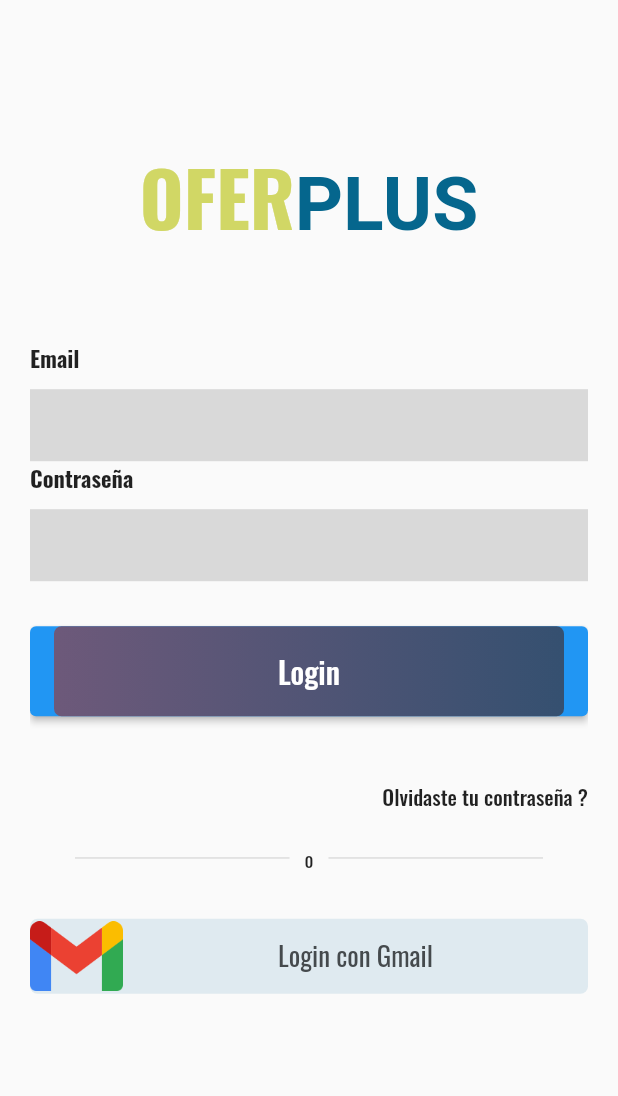
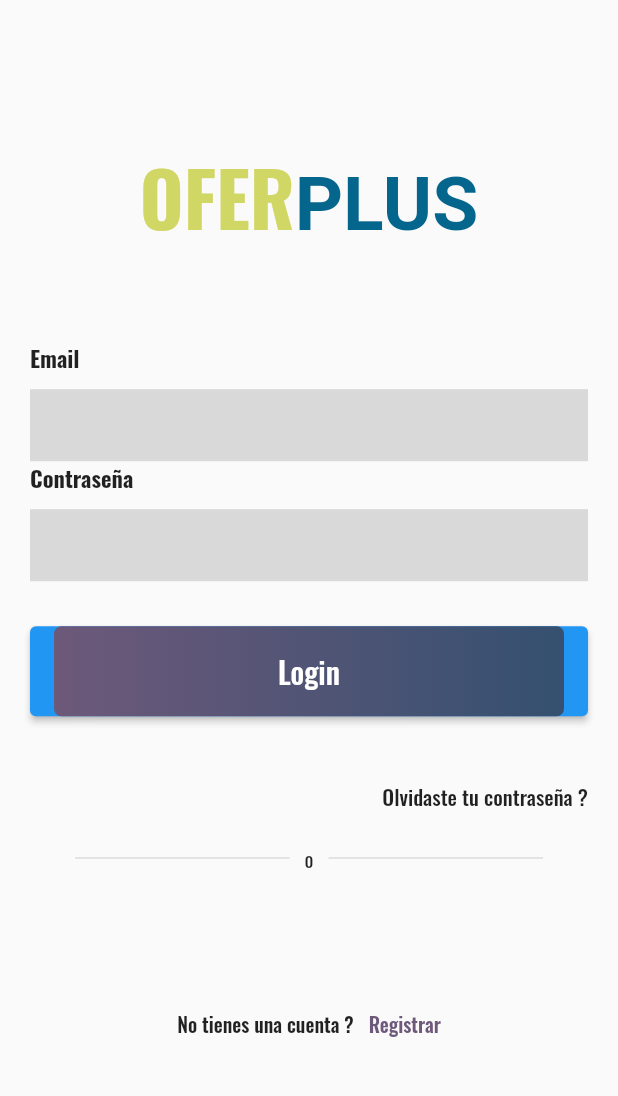
Before and after one commit to InesAlarcon/Market-Basket-Analysis-Application-, a Flutter app: the screen it shows after launch, after a tap on "Login", on a phone screen of 412 x 824 dp, the part 107-1203 px from its top. Run offline on Flutter 3.47's test engine with Material 2 defaults, Android fonts, the phone set to English and light mode, and no system bars; our stand-ins replace firebase_auth, google_fonts; accounts and stored records are empty.

Commit message:
Modificacion login con gmail

```diff
--- a/lib/src/loginForm.dart
+++ b/lib/src/loginForm.dart
@@ -220,52 +220,52 @@ class LoginFormState extends State<LoginForm>{
   }
 
   //Segmento: boton que permite login de gmail
-  Widget gmailLoginBoton() {
-    return Container(
-      height: 50,
-      margin: EdgeInsets.symmetric(vertical: 20),
-      decoration: BoxDecoration(
-        borderRadius: BorderRadius.all(Radius.circular(10)),
-      ),
-      child: Row(
-        children: <Widget>[
-          Expanded(
-            flex: 1,
-            child: Container(
-              decoration: BoxDecoration(
-                color: Color(0xffdfeaf0),
-                borderRadius: BorderRadius.only(
-                    bottomLeft: Radius.circular(5),
-                    topLeft: Radius.circular(5)),
-              ),
-              alignment: Alignment.center,
-
-              //porque chingados no funcionas
-              child: Image.asset('assets/images/gmail.png'),
-
-            ),
-          ),
-          Expanded(
-            flex: 5,
-            child: Container(
-              decoration: BoxDecoration(
-                color: Color(0xffdfeaf0),
-                borderRadius: BorderRadius.only(
-                    bottomRight: Radius.circular(5),
-                    topRight: Radius.circular(5)),
-              ),
-              alignment: Alignment.center,
-              child: Text('Login con Gmail',
-                  style: TextStyle(
-                      color: Color(0xff454a4d),
-                      fontSize: 18,
-                      fontWeight: FontWeight.w400)),
-            ),
-          ),
-        ],
-      ),
-    );
-  }
+  // Widget gmailLoginBoton() {
+  //   return Container(
+  //     height: 50,
+  //     margin: EdgeInsets.symmetric(vertical: 20),
+  //     decoration: BoxDecoration(
+  //       borderRadius: BorderRadius.all(Radius.circular(10)),
+  //     ),
+  //     child: Row(
+  //       children: <Widget>[
+  //         Expanded(
+  //           flex: 1,
+  //           child: Container(
+  //             decoration: BoxDecoration(
+  //               color: Color(0xffdfeaf0),
+  //               borderRadius: BorderRadius.only(
+  //                   bottomLeft: Radius.circular(5),
+  //                   topLeft: Radius.circular(5)),
+  //             ),
+  //             alignment: Alignment.center,
+  //
+  //             //porque chingados no funcionas
+  //             child: Image.asset('assets/images/gmail.png'),
+  //
+  //           ),
+  //         ),
+  //         Expanded(
+  //           flex: 5,
+  //           child: Container(
+  //             decoration: BoxDecoration(
+  //               color: Color(0xffdfeaf0),
+  //               borderRadius: BorderRadius.only(
+  //                   bottomRight: Radius.circular(5),
+  //                   topRight: Radius.circular(5)),
+  //             ),
+  //             alignment: Alignment.center,
+  //             child: Text('Login con Gmail',
+  //                 style: TextStyle(
+  //                     color: Color(0xff454a4d),
+  //                     fontSize: 18,
+  //                     fontWeight: FontWeight.w400)),
+  //           ),
+  //         ),
+  //       ],
+  //     ),
+  //   );
+  // }
 
   // Segmento: crear cuenta
   Widget crearCuenta() {
@@ -350,7 +350,7 @@ class LoginFormState extends State<LoginForm>{
                                 fontSize: 14, fontWeight: FontWeight.w500)),
                       ),
                       division(),
-                      gmailLoginBoton(),
+                      // gmailLoginBoton(),
                       SizedBox(height: height * .055),
                       crearCuenta(),
                     ],
```
Also changed, not shown: lib/src/main/mainMenu.dart (+8 -28 lines).
